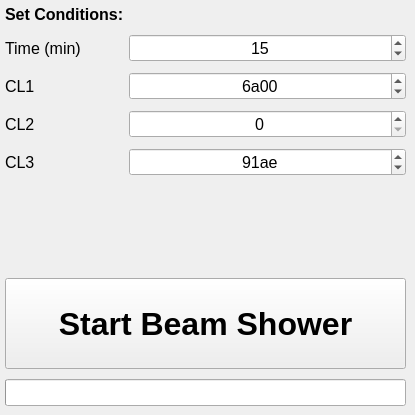
Above: ui/beamshower.ui from rfwebster/BeamShower before the change. Below: the same form after it.
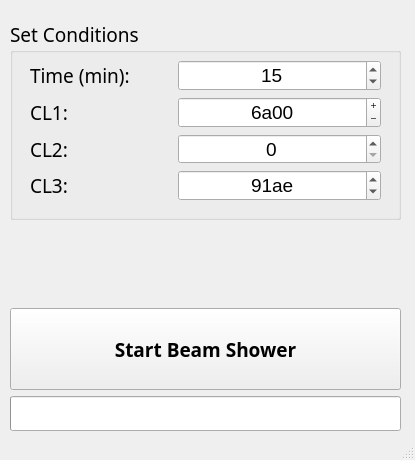
That is the form after the change. Icons and pictures are not drawn.

Commit message: updated UI to dark theme and set to insert OL and SA apertures and lower screen during beam shower

The edit to the form file:
```diff
--- a/ui/beamshower.ui
+++ b/ui/beamshower.ui
@@ -13,7 +13,7 @@
     <x>0</x>
     <y>0</y>
     <width>415</width>
-    <height>415</height>
+    <height>460</height>
    </rect>
   </property>
   <property name="sizePolicy">
@@ -25,17 +25,18 @@
   <property name="minimumSize">
    <size>
     <width>415</width>
-    <height>415</height>
+    <height>460</height>
    </size>
   </property>
   <property name="maximumSize">
    <size>
     <width>415</width>
-    <height>415</height>
+    <height>460</height>
    </size>
   </property>
   <property name="font">
    <font>
+    <weight>50</weight>
     <italic>false</italic>
     <bold>false</bold>
     <underline>false</underline>
@@ -74,235 +75,23 @@
    <widget class="QWidget" name="verticalLayoutWidget">
     <property name="geometry">
      <rect>
-      <x>0</x>
-      <y>0</y>
-      <width>411</width>
+      <x>10</x>
+      <y>20</y>
+      <width>391</width>
       <height>411</height>
      </rect>
     </property>
-    <layout class="QVBoxLayout" name="verticalLayout" stretch="0,0,0,0,0">
-     <property name="spacing">
-      <number>10</number>
-     </property>
-     <property name="sizeConstraint">
-      <enum>QLayout::SetDefaultConstraint</enum>
-     </property>
-     <property name="leftMargin">
-      <number>5</number>
-     </property>
-     <property name="topMargin">
-      <number>5</number>
-     </property>
-     <property name="rightMargin">
-      <number>5</number>
-     </property>
-     <property name="bottomMargin">
-      <number>5</number>
-     </property>
-     <item>
-      <widget class="QLabel" name="label_7">
-       <property name="font">
-        <font>
-         <pointsize>12</pointsize>
-         <italic>false</italic>
-         <bold>true</bold>
-         <underline>false</underline>
-        </font>
-       </property>
-       <property name="text">
-        <string>Set Conditions:</string>
-       </property>
-      </widget>
-     </item>
-     <item>
-      <layout class="QFormLayout" name="formLayout">
-       <property name="horizontalSpacing">
-        <number>48</number>
-       </property>
-       <property name="rightMargin">
-        <number>0</number>
-       </property>
-       <item row="0" column="1">
-        <widget class="QSpinBox" name="time_spinBox">
-         <property name="font">
-          <font>
-           <pointsize>12</pointsize>
-           <italic>false</italic>
-           <bold>false</bold>
-           <underline>false</underline>
-          </font>
-         </property>
-         <property name="alignment">
-          <set>Qt::AlignCenter</set>
-         </property>
-         <property name="maximum">
-          <number>90</number>
-         </property>
-         <property name="singleStep">
-          <number>5</number>
-         </property>
-         <property name="value">
-          <number>15</number>
-         </property>
-        </widget>
-       </item>
-       <item row="1" column="0">
-        <widget class="QLabel" name="CL1_label">
-         <property name="font">
-          <font>
-           <pointsize>12</pointsize>
-           <italic>false</italic>
-           <bold>false</bold>
-           <underline>false</underline>
-          </font>
-         </property>
-         <property name="text">
-          <string>CL1</string>
-         </property>
-        </widget>
-       </item>
-       <item row="1" column="1">
-        <widget class="QSpinBox" name="CL1_spinBox">
-         <property name="font">
-          <font>
-           <pointsize>12</pointsize>
-           <italic>false</italic>
-           <bold>false</bold>
-           <underline>false</underline>
-          </font>
-         </property>
-         <property name="alignment">
-          <set>Qt::AlignCenter</set>
-         </property>
-         <property name="maximum">
-          <number>65535</number>
-         </property>
-         <property name="singleStep">
-          <number>16</number>
-         </property>
-         <property name="value">
-          <number>27136</number>
-         </property>
-         <property name="displayIntegerBase">
-          <number>16</number>
-         </property>
-        </widget>
-       </item>
-       <item row="2" column="0">
-        <widget class="QLabel" name="CL2_label">
-         <property name="font">
-          <font>
-           <pointsize>12</pointsize>
-           <italic>false</italic>
-           <bold>false</bold>
-           <underline>false</underline>
-          </font>
-         </property>
-         <property name="text">
-          <string>CL2</string>
-         </property>
-        </widget>
-       </item>
-       <item row="2" column="1">
-        <widget class="QSpinBox" name="CL2_spinBox">
-         <property name="font">
-          <font>
-           <pointsize>12</pointsize>
-           <italic>false</italic>
-           <bold>false</bold>
-           <underline>false</underline>
-          </font>
-         </property>
-         <property name="alignment">
-          <set>Qt::AlignCenter</set>
-         </property>
-         <property name="maximum">
-          <number>65535</number>
-         </property>
-         <property name="singleStep">
-          <number>16</number>
-         </property>
-         <property name="value">
-          <number>0</number>
-         </property>
-         <property name="displayIntegerBase">
-          <number>16</number>
-         </property>
-        </widget>
-       </item>
-       <item row="3" column="0">
-        <widget class="QLabel" name="CL3_label">
-         <property name="font">
-          <font>
-           <pointsize>12</pointsize>
-           <italic>false</italic>
-           <bold>false</bold>
-           <underline>false</underline>
-          </font>
-         </property>
-         <property name="text">
-          <string>CL3</string>
-         </property>
-        </widget>
-       </item>
-       <item row="3" column="1">
-        <widget class="QSpinBox" name="CL3_spinBox">
-         <property name="font">
-          <font>
-           <pointsize>12</pointsize>
-           <italic>false</italic>
-           <bold>false</bold>
-           <underline>false</underline>
-          </font>
-         </property>
-         <property name="alignment">
-          <set>Qt::AlignCenter</set>
-         </property>
-         <property name="maximum">
-          <number>65535</number>
-         </property>
-         <property name="singleStep">
-          <number>16</number>
-         </property>
-         <property name="value">
-          <number>37294</number>
-         </property>
-         <property name="displayIntegerBase">
-          <number>16</number>
-         </property>
-        </widget>
-       </item>
-       <item row="0" column="0">
-        <widget class="QLabel" name="time_label">
-         <property name="font">
-          <font>
-           <pointsize>12</pointsize>
-           <italic>false</italic>
-           <bold>false</bold>
-           <underline>false</underline>
-          </font>
-         </property>
-         <property name="text">
-          <string>Time (min)</string>
-         </property>
-        </widget>
-       </item>
-      </layout>
-     </item>
-     <item>
-      <spacer name="verticalSpacer">
-       <property name="orientation">
-        <enum>Qt::Vertical</enum>
-       </property>
-       <property name="sizeHint" stdset="0">
-        <size>
-         <width>20</width>
-         <height>40</height>
-        </size>
-       </property>
-      </spacer>
-     </item>
-     <item>
+    <property name="font">
+     <font>
+      <pointsize>14</pointsize>
+      <weight>50</weight>
+      <italic>false</italic>
+      <bold>false</bold>
+      <underline>false</underline>
+     </font>
+    </property>
+    <layout class="QGridLayout" name="gridLayout">
+     <item row="2" column="0">
       <widget class="QPushButton" name="startButton">
        <property name="sizePolicy">
         <sizepolicy hsizetype="Minimum" vsizetype="MinimumExpanding">
@@ -310,9 +99,17 @@
          <verstretch>0</verstretch>
         </sizepolicy>
        </property>
+       <property name="maximumSize">
+        <size>
+         <width>450</width>
+         <height>100</height>
+        </size>
+       </property>
        <property name="font">
         <font>
-         <pointsize>24</pointsize>
+         <family>Segoe Print</family>
+         <pointsize>14</pointsize>
+         <weight>75</weight>
          <italic>false</italic>
          <bold>true</bold>
          <underline>false</underline>
@@ -323,17 +120,23 @@
        </property>
       </widget>
      </item>
-     <item>
+     <item row="3" column="0">
       <widget class="QProgressBar" name="progressBar">
+       <property name="maximumSize">
+        <size>
+         <width>450</width>
+         <height>50</height>
+        </size>
+       </property>
        <property name="palette">
         <palette>
          <active>
           <colorrole role="WindowText">
            <brush brushstyle="SolidPattern">
             <color alpha="255">
-             <red>0</red>
-             <green>0</green>
-             <blue>0</blue>
+             <red>255</red>
+             <green>255</green>
+             <blue>255</blue>
             </color>
            </brush>
           </colorrole>
@@ -385,9 +188,9 @@
           <colorrole role="Text">
            <brush brushstyle="SolidPattern">
             <color alpha="255">
-             <red>0</red>
-             <green>0</green>
-             <blue>0</blue>
+             <red>255</red>
+             <green>255</green>
+             <blue>255</blue>
             </color>
            </brush>
           </colorrole>
@@ -440,8 +243,8 @@
            <brush brushstyle="SolidPattern">
             <color alpha="255">
              <red>0</red>
-             <green>120</green>
-             <blue>215</blue>
+             <green>170</green>
+             <blue>0</blue>
             </color>
            </brush>
           </colorrole>
@@ -522,9 +325,9 @@
           <colorrole role="WindowText">
            <brush brushstyle="SolidPattern">
             <color alpha="255">
-             <red>0</red>
-             <green>0</green>
-             <blue>0</blue>
+             <red>255</red>
+             <green>255</green>
+             <blue>255</blue>
             </color>
            </brush>
           </colorrole>
@@ -576,9 +379,9 @@
           <colorrole role="Text">
            <brush brushstyle="SolidPattern">
             <color alpha="255">
-             <red>0</red>
-             <green>0</green>
-             <blue>0</blue>
+             <red>255</red>
+             <green>255</green>
+             <blue>255</blue>
             </color>
            </brush>
           </colorrole>
@@ -630,9 +433,9 @@
           <colorrole role="Highlight">
            <brush brushstyle="SolidPattern">
             <color alpha="255">
-             <red>240</red>
-             <green>240</green>
-             <blue>240</blue>
+             <red>0</red>
+             <green>170</green>
+             <blue>0</blue>
             </color>
            </brush>
           </colorrole>
@@ -700,11 +503,11 @@
            </brush>
           </colorrole>
           <colorrole role="PlaceholderText">
-           <brush brushstyle="NoBrush">
-            <color alpha="255">
-             <red>0</red>
-             <green>0</green>
-             <blue>0</blue>
+           <brush brushstyle="SolidPattern">
+            <color alpha="128">
+             <red>255</red>
+             <green>255</green>
+             <blue>255</blue>
             </color>
            </brush>
           </colorrole>
@@ -891,8 +694,8 @@
            </brush>
           </colorrole>
           <colorrole role="PlaceholderText">
-           <brush brushstyle="NoBrush">
-            <color alpha="255">
+           <brush brushstyle="SolidPattern">
+            <color alpha="128">
              <red>0</red>
              <green>0</green>
              <blue>0</blue>
@@ -904,7 +707,9 @@
        </property>
        <property name="font">
         <font>
-         <pointsize>12</pointsize>
+         <family>Segoe Print</family>
+         <pointsize>14</pointsize>
+         <weight>50</weight>
          <italic>false</italic>
          <bold>false</bold>
          <underline>false</underline>
@@ -921,9 +726,276 @@
        </property>
       </widget>
      </item>
+     <item row="0" column="0">
+      <widget class="QGroupBox" name="groupBox">
+       <property name="minimumSize">
+        <size>
+         <width>0</width>
+         <height>200</height>
+        </size>
+       </property>
+       <property name="maximumSize">
+        <size>
+         <width>450</width>
+         <height>1000</height>
+        </size>
+       </property>
+       <property name="font">
+        <font>
+         <family>Segoe Print</family>
+         <pointsize>14</pointsize>
+         <weight>50</weight>
+         <italic>false</italic>
+         <bold>false</bold>
+         <underline>false</underline>
+        </font>
+       </property>
+       <property name="title">
+        <string>Set Conditions</string>
+       </property>
+       <widget class="QWidget" name="layoutWidget">
+        <property name="geometry">
+         <rect>
+          <x>20</x>
+          <y>40</y>
+          <width>351</width>
+          <height>141</height>
+         </rect>
+        </property>
+        <property name="font">
+         <font>
+          <family>Segoe Print</family>
+          <pointsize>14</pointsize>
+          <weight>50</weight>
+          <italic>false</italic>
+          <bold>false</bold>
+          <underline>false</underline>
+         </font>
+        </property>
+        <layout class="QFormLayout" name="formLayout">
+         <property name="horizontalSpacing">
+          <number>48</number>
+         </property>
+         <property name="rightMargin">
+          <number>0</number>
+         </property>
+         <item row="0" column="1">
+          <widget class="QSpinBox" name="time_spinBox">
+           <property name="font">
+            <font>
+             <family>Segoe UI</family>
+             <pointsize>14</pointsize>
+             <weight>50</weight>
+             <italic>false</italic>
+             <bold>false</bold>
+             <underline>false</underline>
+            </font>
+           </property>
+           <property name="frame">
+            <bool>true</bool>
+           </property>
+           <property name="alignment">
+            <set>Qt::AlignCenter</set>
+           </property>
+           <property name="maximum">
+            <number>90</number>
+           </property>
+           <property name="singleStep">
+            <number>5</number>
+           </property>
+           <property name="value">
+            <number>15</number>
+           </property>
+          </widget>
+         </item>
+         <item row="1" column="0">
+          <widget class="QLabel" name="CL1_label">
+           <property name="font">
+            <font>
+             <family>Segoe Print</family>
+             <pointsize>14</pointsize>
+             <weight>50</weight>
+             <italic>false</italic>
+             <bold>false</bold>
+             <underline>false</underline>
+            </font>
+           </property>
+           <property name="text">
+            <string>CL1:</string>
+           </property>
+          </widget>
+         </item>
+         <item row="1" column="1">
+          <widget class="QSpinBox" name="CL1_spinBox">
+           <property name="font">
+            <font>
+             <family>Segoe UI</family>
+             <pointsize>14</pointsize>
+             <weight>50</weight>
+             <italic>false</italic>
+             <bold>false</bold>
+             <underline>false</underline>
+            </font>
+           </property>
+           <property name="frame">
+            <bool>true</bool>
+           </property>
+           <property name="alignment">
+            <set>Qt::AlignCenter</set>
+           </property>
+           <property name="buttonSymbols">
+            <enum>QAbstractSpinBox::PlusMinus</enum>
+           </property>
+           <property name="maximum">
+            <number>65535</number>
+           </property>
+           <property name="singleStep">
+            <number>16</number>
+           </property>
+           <property name="value">
+            <number>27136</number>
+           </property>
+           <property name="displayIntegerBase">
+            <number>16</number>
+           </property>
+          </widget>
+         </item>
+         <item row="2" column="0">
+          <widget class="QLabel" name="CL2_label">
+           <property name="font">
+            <font>
+             <family>Segoe Print</family>
+             <pointsize>14</pointsize>
+             <weight>50</weight>
+             <italic>false</italic>
+             <bold>false</bold>
+             <underline>false</underline>
+            </font>
+           </property>
+           <property name="text">
+            <string>CL2:</string>
+           </property>
+          </widget>
+         </item>
+         <item row="2" column="1">
+          <widget class="QSpinBox" name="CL2_spinBox">
+           <property name="font">
+            <font>
+             <family>Segoe UI</family>
+             <pointsize>14</pointsize>
+             <weight>50</weight>
+             <italic>false</italic>
+             <bold>false</bold>
+             <underline>false</underline>
+            </font>
+           </property>
+           <property name="frame">
+            <bool>true</bool>
+           </property>
+           <property name="alignment">
+            <set>Qt::AlignCenter</set>
+           </property>
+           <property name="maximum">
+            <number>65535</number>
+           </property>
+           <property name="singleStep">
+            <number>16</number>
+           </property>
+           <property name="value">
+            <number>0</number>
+           </property>
+           <property name="displayIntegerBase">
+            <number>16</number>
+           </property>
+          </widget>
+         </item>
+         <item row="3" column="0">
+          <widget class="QLabel" name="CL3_label">
+           <property name="font">
+            <font>
+             <family>Segoe Print</family>
+             <pointsize>14</pointsize>
+             <weight>50</weight>
+             <italic>false</italic>
+             <bold>false</bold>
+             <underline>false</underline>
+            </font>
+           </property>
+           <property name="text">
+            <string>CL3:</string>
+           </property>
+          </widget>
+         </item>
+         <item row="3" column="1">
+          <widget class="QSpinBox" name="CL3_spinBox">
+           <property name="font">
+            <font>
+             <family>Segoe UI</family>
+             <pointsize>14</pointsize>
+             <weight>50</weight>
+             <italic>false</italic>
+             <bold>false</bold>
+             <underline>false</underline>
+            </font>
+           </property>
+           <property name="frame">
+            <bool>true</bool>
+           </property>
+           <property name="alignment">
+            <set>Qt::AlignCenter</set>
+           </property>
+           <property name="maximum">
+            <number>65535</number>
+           </property>
+           <property name="singleStep">
+            <number>16</number>
+           </property>
+           <property name="value">
+            <number>37294</number>
+           </property>
+           <property name="displayIntegerBase">
+            <number>16</number>
+           </property>
+          </widget>
+         </item>
+         <item row="0" column="0">
+          <widget class="QLabel" name="time_label">
+           <property name="font">
+            <font>
+             <family>Segoe Print</family>
+             <pointsize>14</pointsize>
+             <weight>50</weight>
+             <italic>false</italic>
+             <bold>false</bold>
+             <underline>false</underline>
+            </font>
+           </property>
+           <property name="text">
+            <string>Time (min):</string>
+           </property>
+          </widget>
+         </item>
+        </layout>
+       </widget>
+      </widget>
+     </item>
+     <item row="1" column="0">
+      <spacer name="verticalSpacer">
+       <property name="orientation">
+        <enum>Qt::Vertical</enum>
+       </property>
+       <property name="sizeHint" stdset="0">
+        <size>
+         <width>20</width>
+         <height>40</height>
+        </size>
+       </property>
+      </spacer>
+     </item>
     </layout>
    </widget>
   </widget>
+  <widget class="QStatusBar" name="statusBar"/>
  </widget>
  <resources/>
  <connections/>
```
Left out of the diff: 4 changed lines with no effect on the pictures. The commit also changes 3 other files.
